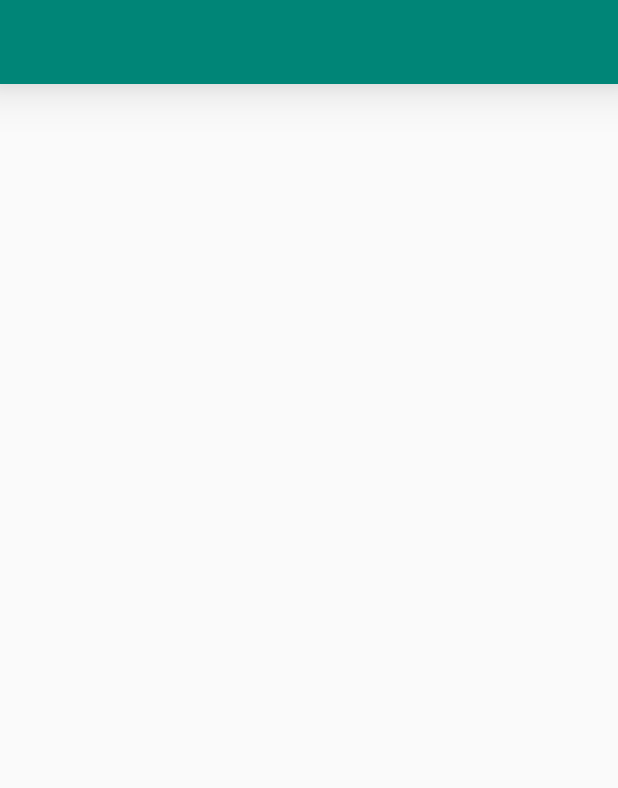
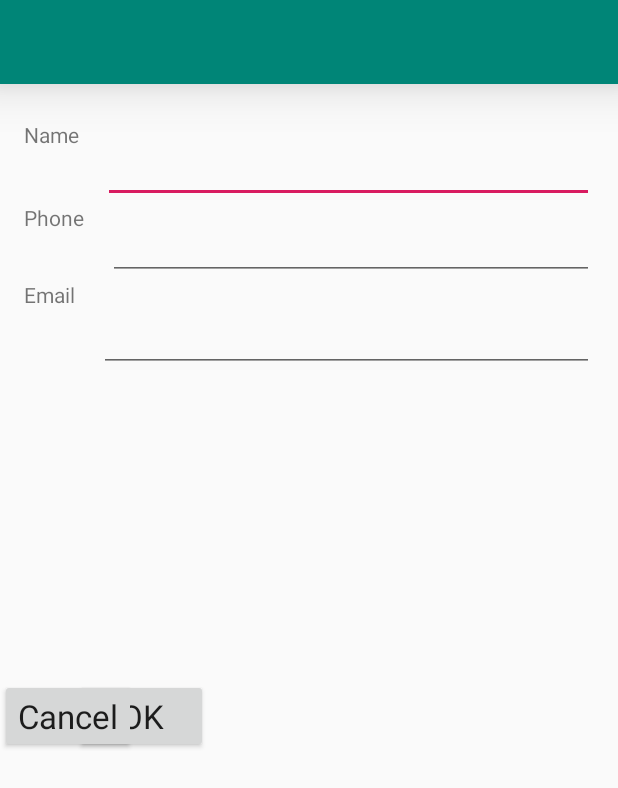
Before and after one commit to iobani21/TyAM-2019, an Android app: the layout activity_third.xml on its own in the app's theme, with its tools: preview values and no code run, on a phone screen of 412 x 824 dp. Shown: the top 788 px of the screen. Run offline under Robolectric (Android 15) with nearby library versions, the phone set to English and light mode, and no system bars.

```diff
--- a/ToolbarMenuExample/app/build.gradle
+++ b/ToolbarMenuExample/app/build.gradle
@@ -17,10 +17,15 @@
             proguardFiles getDefaultProguardFile('proguard-android-optimize.txt'), 'proguard-rules.pro'
         }
     }
+    compileOptions {
+        sourceCompatibility = 1.8
+        targetCompatibility = 1.8
+    }
 }
 
 dependencies {
     implementation fileTree(dir: 'libs', include: ['*.jar'])
     implementation 'androidx.appcompat:appcompat:1.1.0'
     implementation 'com.google.android.material:material:1.0.0'
+    implementation 'com.android.support.constraint:constraint-layout:1.1.3'
 }
--- a/ToolbarMenuExample/app/src/main/AndroidManifest.xml
+++ b/ToolbarMenuExample/app/src/main/AndroidManifest.xml
@@ -22,5 +22,7 @@
 
         <activity android:name=".SecondActivity" />
 
+        <activity android:name=".ThirdActivity" />
+
     </application>
 </manifest>
--- a/ToolbarMenuExample/app/src/main/java/mx/uv/fiee/iinf/toolbarmenuexample/MainActivity.java
+++ b/ToolbarMenuExample/app/src/main/java/mx/uv/fiee/iinf/toolbarmenuexample/MainActivity.java
@@ -48,9 +48,9 @@
                 break;
             case R.id.item3:
                 Snackbar.make (tvContent, "Phone call clicked!", Snackbar.LENGTH_LONG).show ();
-                Intent intent1 = new Intent (Intent.ACTION_CALL);
-                intent1.setData (Uri.parse ("tel: 01800123000"));
-                startActivity (intent1);
+//                Intent intent1 = new Intent (Intent.ACTION_CALL);
+//                intent1.setData (Uri.parse ("tel: 01800123000"));
+//                startActivity (intent1);
                 break;
             case R.id.item4:
                 Snackbar.make (tvContent, "Calendar clicked!", Snackbar.LENGTH_LONG).show ();
--- /dev/null
+++ b/ToolbarMenuExample/app/src/main/java/mx/uv/fiee/iinf/toolbarmenuexample/ThirdActivity.java
@@ -0,0 +1,34 @@
+package mx.uv.fiee.iinf.toolbarmenuexample;
+
+import android.os.Bundle;
+import android.view.Menu;
+import android.widget.Button;
+
+import androidx.annotation.Nullable;
+import androidx.appcompat.app.AppCompatActivity;
+
+public class ThirdActivity extends AppCompatActivity {
+
+    @Override
+    protected void onCreate(@Nullable Bundle savedInstanceState) {
+        super.onCreate (savedInstanceState);
+        setContentView (R.layout.activity_third);
+
+        Button ok = findViewById (R.id.btnOK);
+        Button cancel = findViewById (R.id.btnCancel);
+
+        ok.setOnClickListener (v -> {
+
+        });
+
+        cancel.setOnClickListener (v -> {
+
+        });
+    }
+
+    @Override
+    public boolean onCreateOptionsMenu(Menu menu) {
+        getMenuInflater ().inflate (R.menu.main, menu);
+        return super.onCreateOptionsMenu (menu);
+    }
+}
--- a/ToolbarMenuExample/app/src/main/res/layout/activity_third.xml
+++ b/ToolbarMenuExample/app/src/main/res/layout/activity_third.xml
@@ -1,7 +1,8 @@
 <?xml version="1.0" encoding="utf-8"?>
-<LinearLayout xmlns:android="http://schemas.android.com/apk/res/android"
+<androidx.constraintlayout.widget.ConstraintLayout
+    xmlns:android="http://schemas.android.com/apk/res/android"
     xmlns:app="http://schemas.android.com/apk/res-auto"
-    android:orientation="vertical"
+    xmlns:tools="http://schemas.android.com/tools"
     android:layout_width="match_parent"
     android:layout_height="match_parent">
 
@@ -11,6 +12,107 @@
         android:layout_height="?attr/actionBarSize"
         android:elevation="20dp"
         android:theme="@style/MyToolbarTheme"
+        app:layout_constraintEnd_toEndOf="parent"
+        app:layout_constraintStart_toStartOf="parent"
+        app:layout_constraintTop_toTopOf="parent"
         app:popupTheme="@style/MyToolbarPopupTheme" />
 
-</LinearLayout>
+    <TextView
+        android:id="@+id/textView"
+        android:layout_width="wrap_content"
+        android:layout_height="wrap_content"
+        android:layout_marginStart="16dp"
+        android:layout_marginTop="24dp"
+        android:text="Name"
+        app:layout_constraintStart_toStartOf="parent"
+        app:layout_constraintTop_toBottomOf="@+id/toolbar" />
+
+    <EditText
+        android:id="@+id/edtName"
+        android:layout_width="0dp"
+        android:layout_height="0dp"
+        android:layout_marginStart="16dp"
+        android:layout_marginTop="16dp"
+        android:layout_marginEnd="16dp"
+        app:layout_constraintBottom_toTopOf="@+id/textView2"
+        app:layout_constraintEnd_toEndOf="parent"
+        app:layout_constraintStart_toEndOf="@+id/textView"
+        app:layout_constraintTop_toBottomOf="@+id/toolbar" />
+
+
+    <TextView
+        android:id="@+id/textView2"
+        android:layout_width="wrap_content"
+        android:layout_height="wrap_content"
+        android:layout_marginStart="16dp"
+        android:layout_marginTop="36dp"
+        android:text="Phone"
+        app:layout_constraintStart_toStartOf="parent"
+        app:layout_constraintTop_toBottomOf="@+id/textView" />
+
+    <EditText
+        android:id="@+id/edtPhone"
+        android:layout_width="0dp"
+        android:layout_height="0dp"
+        android:layout_marginStart="16dp"
+        android:layout_marginTop="16dp"
+        android:layout_marginEnd="16dp"
+        app:layout_constraintBottom_toTopOf="@+id/textView3"
+        app:layout_constraintEnd_toEndOf="parent"
+        app:layout_constraintStart_toEndOf="@+id/textView2"
+        app:layout_constraintTop_toBottomOf="@+id/edtName" />
+
+
+    <TextView
+        android:id="@+id/textView3"
+        android:layout_width="wrap_content"
+        android:layout_height="wrap_content"
+        android:layout_marginStart="16dp"
+        android:layout_marginTop="32dp"
+        android:text="Email"
+        app:layout_constraintStart_toStartOf="parent"
+        app:layout_constraintTop_toBottomOf="@+id/textView2" />
+
+    <EditText
+        android:id="@+id/edtEmail"
+        android:layout_width="0dp"
+        android:layout_height="wrap_content"
+        android:layout_marginStart="16dp"
+        android:layout_marginTop="16dp"
+        android:layout_marginEnd="16dp"
+        app:layout_constraintEnd_toEndOf="parent"
+        app:layout_constraintStart_toEndOf="@+id/textView3"
+        app:layout_constraintTop_toBottomOf="@+id/edtPhone" />
+
+
+    <Button
+        android:id="@+id/btnOK"
+        android:layout_width="0dp"
+        android:layout_height="wrap_content"
+        android:layout_marginEnd="60dp"
+        android:text="OK"
+        android:textAppearance="?android:textAppearanceLarge"
+        app:layout_constraintBottom_toBottomOf="parent"
+        app:layout_constraintEnd_toStartOf="@+id/guideline"
+        app:layout_constraintTop_toBottomOf="@+id/edtEmail"
+        app:layout_constraintVertical_bias="0.388" />
+
+    <Button
+        android:id="@+id/btnCancel"
+        android:layout_width="0dp"
+        android:layout_height="wrap_content"
+        android:text="Cancel"
+        android:textAppearance="?android:textAppearanceLarge"
+        app:layout_constraintBottom_toBottomOf="parent"
+        app:layout_constraintTop_toBottomOf="@+id/edtEmail"
+        app:layout_constraintVertical_bias="0.388"
+        tools:layout_editor_absoluteX="258dp" />
+
+    <androidx.constraintlayout.widget.Guideline
+        android:id="@+id/guideline"
+        android:layout_width="wrap_content"
+        android:layout_height="wrap_content"
+        android:orientation="vertical"
+        app:layout_constraintGuide_begin="199dp" />
+
+</androidx.constraintlayout.widget.ConstraintLayout>
```
